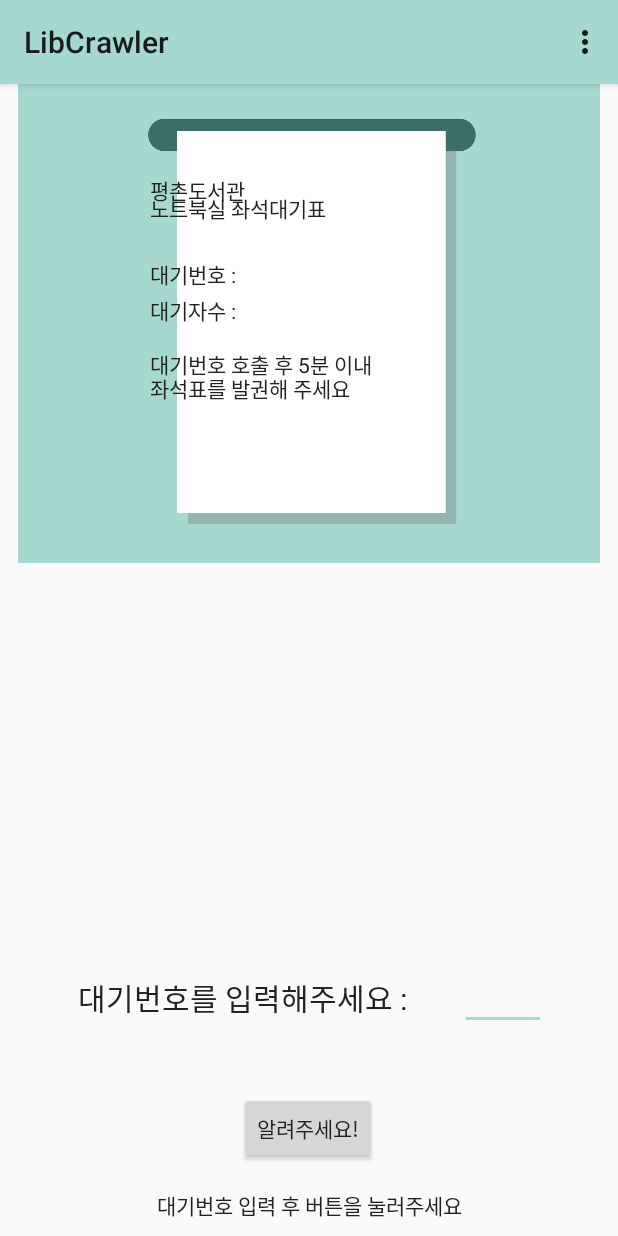
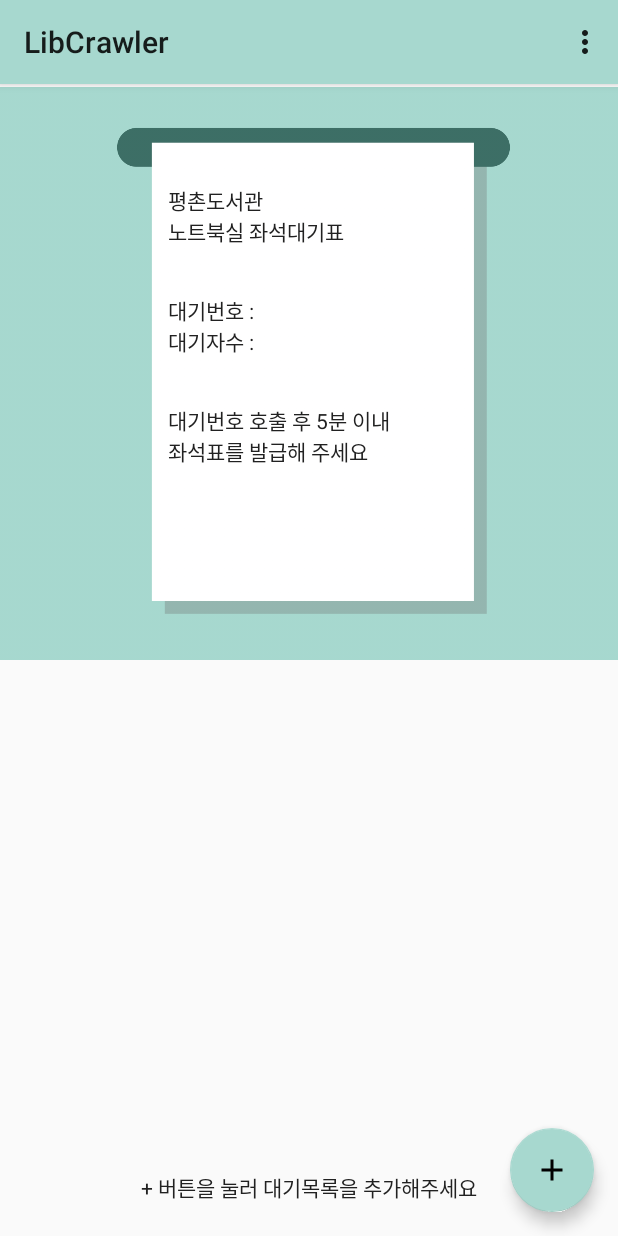
Before and after one commit to walt4771/JataBaseActivity, an Android app: the screen it shows after launch (MainActivity), on a phone screen of 412 x 824 dp. Run offline under Robolectric (Android 15) with nearby library versions, the light colour scheme and no system bars.

Commit message:
Add files via upload
add fab for a better accessability

```diff
--- a/app/build.gradle
+++ b/app/build.gradle
@@ -59,4 +59,7 @@ dependencies {
     // Notification
     //noinspection GradleCompatible
     implementation "com.android.support:support-compat:28.0.0"
+
+    // fab
+    implementation 'com.android.support:design:26.1.0'
 }
--- a/app/src/main/res/layout-xxhdpi/activity_main.xml
+++ b/app/src/main/res/layout-xxhdpi/activity_main.xml
@@ -1,128 +1,68 @@
 <?xml version="1.0" encoding="utf-8"?>
-<androidx.constraintlayout.widget.ConstraintLayout xmlns:android="http://schemas.android.com/apk/res/android"
+
+<androidx.coordinatorlayout.widget.CoordinatorLayout xmlns:android="http://schemas.android.com/apk/res/android"
     xmlns:app="http://schemas.android.com/apk/res-auto"
     xmlns:tools="http://schemas.android.com/tools"
     android:layout_width="match_parent"
     android:layout_height="match_parent"
     tools:context=".MainActivity">
 
+    <androidx.constraintlayout.widget.ConstraintLayout
+        android:layout_width="match_parent"
+        android:layout_height="match_parent"
+        tools:context=".MainActivity">
+
         <ImageView
             android:id="@+id/imageView2"
-        android:layout_width="388dp"
-        android:layout_height="319dp"
-        android:layout_marginBottom="104dp"
-        app:layout_constraintBottom_toTopOf="@+id/text_info_2"
+            android:layout_width="465dp"
+            android:layout_height="386dp"
             app:layout_constraintEnd_toEndOf="parent"
             app:layout_constraintStart_toStartOf="parent"
             app:layout_constraintTop_toTopOf="parent"
-        app:layout_constraintVertical_bias="0.0"
             app:srcCompat="@drawable/recipit_image" />
 
+
         <TextView
-        android:id="@+id/text_info_1"
+            android:id="@+id/text_lib_name"
             android:layout_width="wrap_content"
             android:layout_height="wrap_content"
-        android:layout_marginBottom="10dp"
-        android:text="대기번호 입력 후 버튼을 눌러주세요"
-        app:layout_constraintBottom_toBottomOf="parent"
-        app:layout_constraintEnd_toEndOf="parent"
-        app:layout_constraintStart_toStartOf="parent" />
-
-    <Button
-        android:id="@+id/getButton"
-        android:layout_width="wrap_content"
-        android:layout_height="wrap_content"
-        android:layout_marginBottom="48dp"
-        android:text="알려주세요!"
-        android:textAllCaps="false"
-        app:layout_constraintBottom_toBottomOf="parent"
-        app:layout_constraintEnd_toEndOf="parent"
-        app:layout_constraintHorizontal_bias="0.498"
+            android:layout_marginStart="112dp"
+            android:text="TextView"
+            app:layout_constraintBottom_toTopOf="@+id/text_lib_seat"
             app:layout_constraintStart_toStartOf="parent" />
 
         <TextView
             android:id="@+id/text_lib_seat"
             android:layout_width="wrap_content"
             android:layout_height="wrap_content"
-        android:layout_marginStart="100dp"
-        android:layout_marginTop="72dp"
-        android:text="노트북실 좌석대기표"
+            android:layout_marginStart="112dp"
+            android:layout_marginTop="88dp"
+            android:text="노트북실 좌석대기표\n\n\n대기번호 : \n대기자수 : \n\n\n대기번호 호출 후 5분 이내 \n좌석표를 발급해 주세요"
             app:layout_constraintStart_toStartOf="parent"
             app:layout_constraintTop_toTopOf="@+id/imageView2" />
 
         <TextView
-        android:id="@+id/text_lib_info"
+            android:id="@+id/text_info_1"
+            android:layout_width="285dp"
+            android:layout_height="27dp"
+            android:layout_marginBottom="16dp"
+            android:text="+ 버튼을 눌러 대기목록을 추가해주세요"
+            android:textAlignment="center"
+            app:layout_constraintBottom_toBottomOf="parent"
+            app:layout_constraintEnd_toEndOf="parent"
+            app:layout_constraintStart_toStartOf="parent" />
+
+
+    </androidx.constraintlayout.widget.ConstraintLayout>
+
+    <com.google.android.material.floatingactionbutton.FloatingActionButton
         android:layout_width="wrap_content"
         android:layout_height="wrap_content"
-        android:layout_marginStart="100dp"
-        android:layout_marginTop="176dp"
-        android:text="대기번호 호출 후 5분 이내"
-        app:layout_constraintStart_toStartOf="parent"
-        app:layout_constraintTop_toTopOf="@+id/imageView2" />
+        android:id="@+id/fab_btn"
+        android:layout_gravity="end|bottom"
+        android:layout_margin="16dp"
+        app:fabSize="normal"
+        app:elevation="6dp"
+        android:src="@drawable/add_fab" />
 
-    <TextView
-        android:id="@+id/text_lib_info2"
-        android:layout_width="wrap_content"
-        android:layout_height="wrap_content"
-        android:layout_marginStart="100dp"
-        android:layout_marginTop="192dp"
-        android:text="좌석표를 발권해 주세요"
-        app:layout_constraintStart_toStartOf="parent"
-        app:layout_constraintTop_toTopOf="@+id/imageView2" />
-
-    <TextView
-        android:id="@+id/text_lib_waitnum"
-        android:layout_width="wrap_content"
-        android:layout_height="wrap_content"
-        android:layout_marginStart="100dp"
-        android:layout_marginTop="116dp"
-        android:text="대기번호 : "
-        app:layout_constraintStart_toStartOf="parent"
-        app:layout_constraintTop_toTopOf="@+id/imageView2" />
-
-    <TextView
-        android:id="@+id/text_lib_waiter"
-        android:layout_width="wrap_content"
-        android:layout_height="wrap_content"
-        android:layout_marginStart="100dp"
-        android:layout_marginTop="140dp"
-        android:text="대기자수 : "
-        app:layout_constraintStart_toStartOf="parent"
-        app:layout_constraintTop_toTopOf="@+id/imageView2" />
-
-    <TextView
-        android:id="@+id/text_lib_name"
-        android:layout_width="wrap_content"
-        android:layout_height="wrap_content"
-        android:layout_marginStart="100dp"
-        android:layout_marginBottom="12dp"
-        android:text="TextView"
-        app:layout_constraintBottom_toBottomOf="@+id/text_lib_seat"
-        app:layout_constraintStart_toStartOf="parent" />
-
-    <EditText
-        android:id="@+id/text_waitnum"
-        android:layout_width="57dp"
-        android:layout_height="34dp"
-        android:layout_marginEnd="48dp"
-        android:ems="10"
-        android:inputType="numberSigned"
-        app:layout_constraintBottom_toBottomOf="parent"
-        app:layout_constraintEnd_toEndOf="parent"
-        app:layout_constraintTop_toTopOf="parent"
-        app:layout_constraintVertical_bias="0.813" />
-
-    <TextView
-        android:id="@+id/text_info_2"
-        android:layout_width="wrap_content"
-        android:layout_height="wrap_content"
-        android:text="대기번호를 입력해주세요 : "
-        android:textSize="20sp"
-        app:layout_constraintBottom_toBottomOf="parent"
-        app:layout_constraintEnd_toStartOf="@+id/text_waitnum"
-        app:layout_constraintHorizontal_bias="0.63"
-        app:layout_constraintStart_toStartOf="parent"
-        app:layout_constraintTop_toTopOf="parent"
-        app:layout_constraintVertical_bias="0.805" />
-
-</androidx.constraintlayout.widget.ConstraintLayout>
+</androidx.coordinatorlayout.widget.CoordinatorLayout>
```
Also changed, not shown: app/src/main/java/com/walt4771/jatabaseactivity/MainActivity.kt (+17 -5 lines), app/src/main/java/com/walt4771/jatabaseactivity/addDialog.kt (added, +40 -0 lines), app/src/main/res/layout/dialog_add.xml (added, +63 -0 lines), app/src/main/res/values/lib_array.xml (added, +18 -0 lines), app/src/main/res/drawable-v24/add_fab.png (added), 1 other file. Lines whose indentation alone changed are shown as unchanged.
